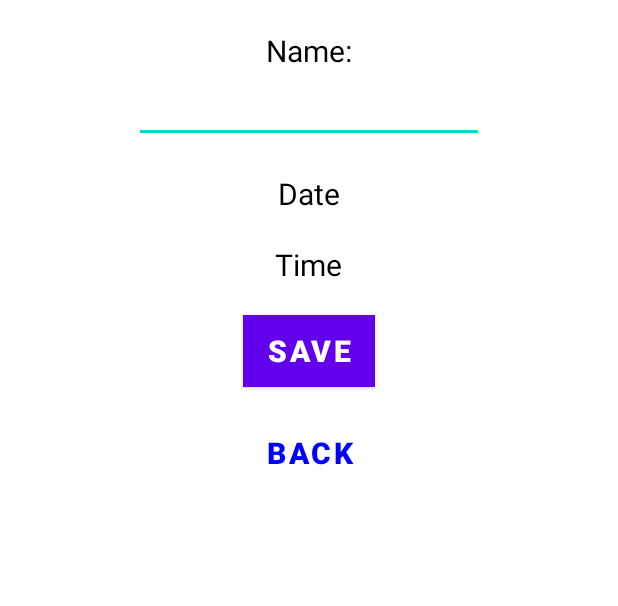
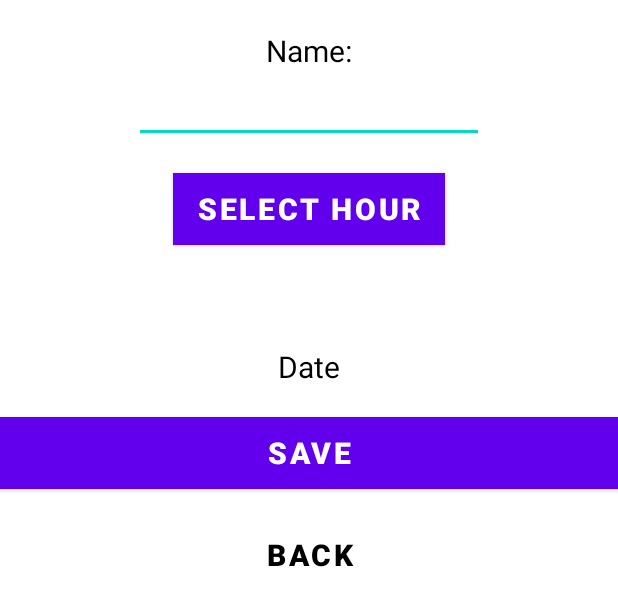
Before and after one commit to abryckaert/BrainPilotAndroid, an Android app: the layout fragment_event_add.xml on its own in the app's theme, with its tools: preview values and no code run, on a phone screen of 412 x 824 dp. Shown: the top 606 px of the screen. Run offline under Robolectric (Android 15) with nearby library versions, the phone set to English and light mode, and no system bars.

Commit message:
Correcting event bugs

```diff
--- a/app/src/main/res/layout/fragment_calendar.xml
+++ b/app/src/main/res/layout/fragment_calendar.xml
@@ -31,10 +31,11 @@
             android:orientation="vertical">
 
             <LinearLayout
+                android:id="@+id/eventLavout"
                 android:layout_width="match_parent"
                 android:layout_height="match_parent"
                 android:layout_weight="1"
-                android:orientation="horizontal"></LinearLayout>
+                android:orientation="vertical"/>
 
             <LinearLayout
                 android:layout_width="match_parent"
--- a/app/src/main/res/layout/fragment_event_add.xml
+++ b/app/src/main/res/layout/fragment_event_add.xml
@@ -1,6 +1,7 @@
 <?xml version="1.0" encoding="utf-8"?>
 <LinearLayout
     xmlns:android="http://schemas.android.com/apk/res/android"
+    xmlns:app="http://schemas.android.com/apk/res-auto"
     xmlns:tools="http://schemas.android.com/tools"
     android:layout_width="match_parent"
     android:layout_height="match_parent"
@@ -26,6 +27,29 @@
         android:ems="10"
         android:inputType="text"/>
 
+    <Button
+        android:id="@+id/selectTime"
+        android:layout_width="wrap_content"
+        android:layout_height="wrap_content"
+        android:layout_gravity="center"
+        android:layout_marginTop="20dp"
+        android:background="#F44336"
+        android:text="Select hour"
+        android:textColor="@color/white"
+        android:textSize="20sp"
+        android:textStyle="bold" />
+
+    <TextView
+        android:id="@+id/eventTime"
+        android:layout_width="wrap_content"
+        android:layout_height="wrap_content"
+        android:layout_gravity="center"
+        android:layout_marginTop="20dp"
+        android:text=""
+        android:textSize="20sp"
+        android:textAlignment="center"
+        android:textColor="@color/black"/>
+
     <TextView
         android:id="@+id/eventDate"
         android:layout_width="wrap_content"
@@ -33,26 +57,14 @@
         android:layout_gravity="center"
         android:layout_marginTop="20dp"
         android:text="Date"
-        android:textSize="20sp"
         android:textAlignment="center"
-        android:textColor="@color/black"/>
-
-    <TextView
-        android:id="@+id/eventTimeTV"
-        android:layout_width="wrap_content"
-        android:layout_height="wrap_content"
-        android:layout_gravity="center"
-        android:layout_marginTop="20dp"
-        android:text="Time"
-        android:textSize="20sp"
-        android:textAlignment="center"
-        android:textColor="@color/black"/>
+        android:textColor="@color/black"
+        android:textSize="20sp" />
 
     <Button
         android:id="@+id/saveButton"
-        android:layout_width="wrap_content"
+        android:layout_width="match_parent"
         android:layout_height="wrap_content"
-        android:layout_gravity="center"
         android:layout_marginTop="20dp"
         android:background="#F44336"
         android:text="Save"
@@ -68,7 +80,7 @@
         android:layout_marginTop="20dp"
         android:background="#00BCFF05"
         android:text="Back"
-        android:textColor="@color/blue"
+        android:textColor="@color/black"
         android:textSize="20sp"
         android:textStyle="bold" />
 
```
Also changed, not shown: app/src/main/java/com/example/brainpilot/CalendarFragment.java (+43 -2 lines), app/src/main/java/com/example/brainpilot/EventAddFragment.java (+46 -3 lines), app/src/main/java/com/example/brainpilot/MyDatabaseHelper.java (+41 -1 lines).
